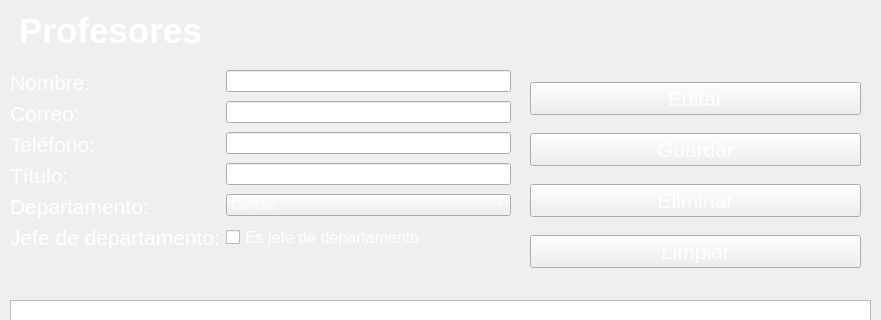
Qt form app/view/ProfesorPage.ui (victorgp12/2DAM_DI_Universidad) before a commit; both pictures show x 0 to 881 and y 0 to 320 of the 881 by 621 pixel window.
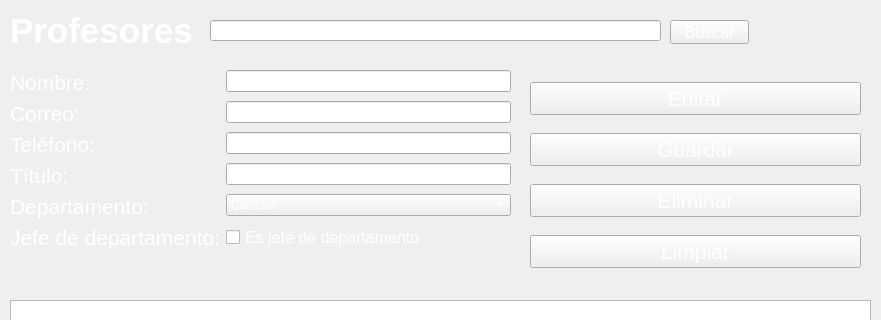
The same form after that commit.

Commit message: cambios en profesor

The edit to the form file:
```diff
--- a/app/view/ProfesorPage.ui
+++ b/app/view/ProfesorPage.ui
@@ -39,7 +39,7 @@
     <string>Profesores</string>
    </property>
    <property name="alignment">
-    <set>Qt::AlignmentFlag::AlignCenter</set>
+    <set>Qt::AlignmentFlag::AlignLeading|Qt::AlignmentFlag::AlignLeft|Qt::AlignmentFlag::AlignVCenter</set>
    </property>
   </widget>
   <widget class="QWidget" name="formLayoutWidget">
@@ -288,6 +288,38 @@
     </rect>
    </property>
   </widget>
+  <widget class="QLineEdit" name="lnBusqueda">
+   <property name="geometry">
+    <rect>
+     <x>210</x>
+     <y>20</y>
+     <width>451</width>
+     <height>21</height>
+    </rect>
+   </property>
+  </widget>
+  <widget class="QPushButton" name="btnBusqueda">
+   <property name="geometry">
+    <rect>
+     <x>670</x>
+     <y>20</y>
+     <width>79</width>
+     <height>24</height>
+    </rect>
+   </property>
+   <property name="font">
+    <font>
+     <pointsize>12</pointsize>
+    </font>
+   </property>
+   <property name="styleSheet">
+    <string notr="true">color: white
+</string>
+   </property>
+   <property name="text">
+    <string>Buscar</string>
+   </property>
+  </widget>
  </widget>
  <resources/>
  <connections/>
```
The commit also changes 5 other files.
